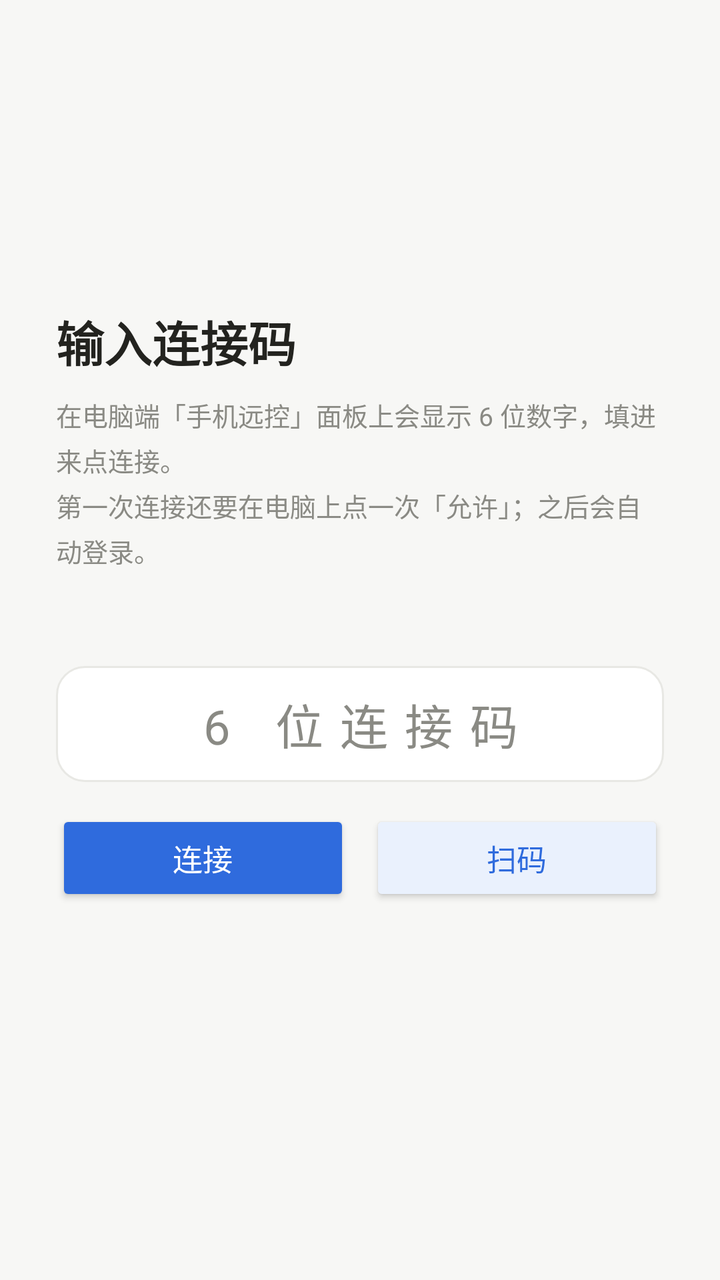
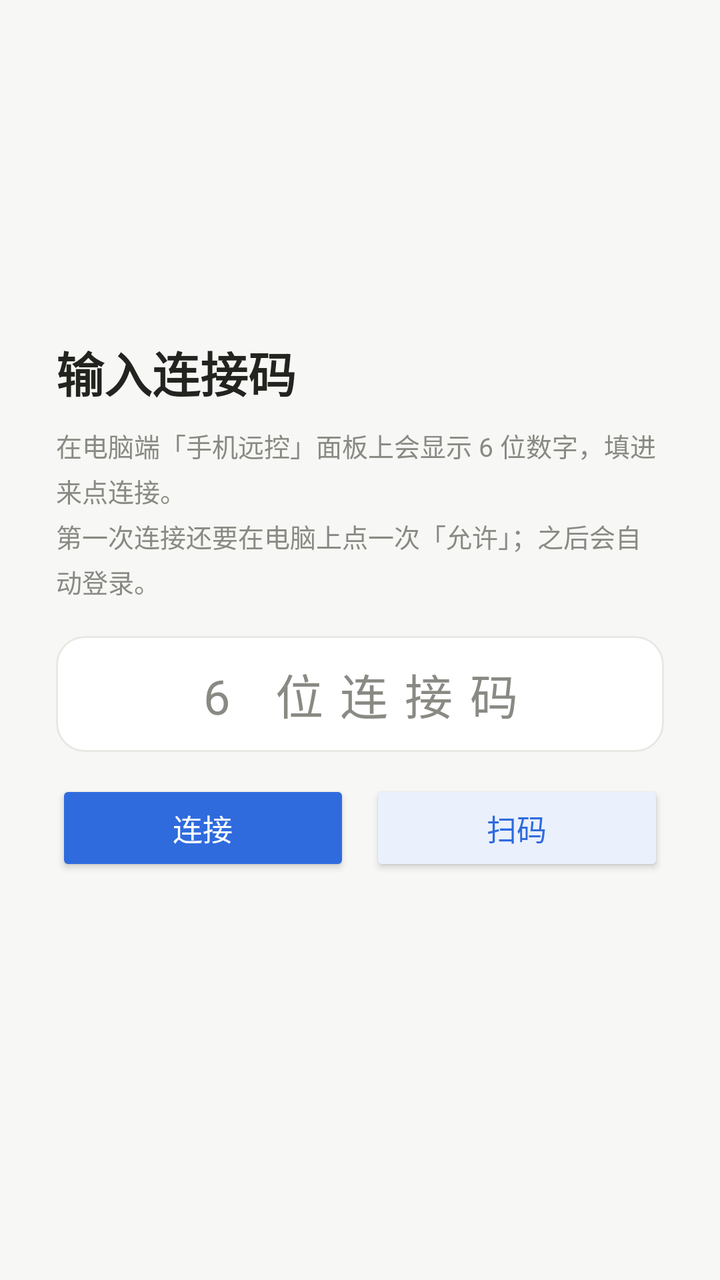

The first picture is an Android layout as it rendered before a commit; the second is the same layout after the commit. The layout source and the unified diff follow.
<!-- AndroidManifest.xml: application theme Theme.Remote -->
<!-- res/layout/activity_main.xml -->
<?xml version="1.0" encoding="utf-8"?>
<FrameLayout xmlns:android="http://schemas.android.com/apk/res/android"
    android:layout_width="match_parent"
    android:layout_height="match_parent"
    android:background="@color/bg">

    <WebView
        android:id="@+id/web"
        android:layout_width="match_parent"
        android:layout_height="match_parent"
        android:visibility="gone" />

    <ScrollView
        android:id="@+id/setup"
        android:layout_width="match_parent"
        android:layout_height="match_parent"
        android:fillViewport="true">

        <LinearLayout
            android:layout_width="match_parent"
            android:layout_height="wrap_content"
            android:gravity="center_vertical"
            android:orientation="vertical"
            android:padding="28dp">

            <TextView
                android:layout_width="wrap_content"
                android:layout_height="wrap_content"
                android:text="@string/setup_title"
                android:textColor="@color/ink"
                android:textSize="24sp"
                android:textStyle="bold" />

            <TextView
                android:layout_width="match_parent"
                android:layout_height="wrap_content"
                android:layout_marginTop="10dp"
                android:lineSpacingExtra="4dp"
                android:text="@string/setup_desc"
                android:textColor="@color/muted"
                android:textSize="13sp" />

            <TextView
                android:id="@+id/server_info"
                android:layout_width="match_parent"
                android:layout_height="wrap_content"
                android:layout_marginTop="14dp"
                android:textColor="@color/muted"
                android:textSize="12sp" />

            <EditText
                android:id="@+id/code"
                android:layout_width="match_parent"
                android:layout_height="58dp"
                android:layout_marginTop="18dp"
                android:autofillHints="oneTimeCode"
                android:background="@drawable/field"
                android:gravity="center"
                android:hint="@string/code_hint"
                android:importantForAutofill="yes"
                android:inputType="number"
                android:letterSpacing="0.35"
                android:maxLength="6"
                android:maxLines="1"
                android:paddingStart="14dp"
                android:paddingEnd="14dp"
                android:textColor="@color/ink"
                android:textColorHint="@color/muted"
                android:textSize="24sp" />

            <LinearLayout
                android:layout_width="match_parent"
                android:layout_height="wrap_content"
                android:layout_marginTop="14dp"
                android:orientation="horizontal">

                <Button
                    android:id="@+id/connect"
                    android:layout_width="0dp"
                    android:layout_height="48dp"
                    android:layout_weight="1"
                    android:backgroundTint="@color/accent"
                    android:text="@string/connect"
                    android:textAllCaps="false"
                    android:textColor="#FFFFFF"
                    android:textSize="15sp" />

                <Button
                    android:id="@+id/scan"
                    android:layout_width="0dp"
                    android:layout_height="48dp"
                    android:layout_marginStart="10dp"
                    android:layout_weight="1"
                    android:backgroundTint="@color/accent_soft"
                    android:text="@string/scan"
                    android:textAllCaps="false"
                    android:textColor="@color/accent"
                    android:textSize="15sp" />
            </LinearLayout>

            <TextView
                android:id="@+id/hint"
                android:layout_width="match_parent"
                android:layout_height="wrap_content"
                android:layout_marginTop="16dp"
                android:lineSpacingExtra="3dp"
                android:textColor="@color/danger"
                android:textSize="13sp" />
        </LinearLayout>
    </ScrollView>
</FrameLayout>
<!-- resources referenced by this layout -->
<resources>
  <color name="accent">#2F6BDD</color>
  <color name="accent_soft">#EAF1FD</color>
  <color name="bg">#F7F7F5</color>
  <color name="danger">#C0392B</color>
  <color name="ink">#23231F</color>
  <color name="muted">#8A8A84</color>
  <!-- drawable field (drawable) -->
  <?xml version="1.0" encoding="utf-8"?>
  <shape xmlns:android="http://schemas.android.com/apk/res/android"
      android:shape="rectangle">
      <solid android:color="#FFFFFF" />
      <corners android:radius="14dp" />
      <stroke
          android:width="1dp"
          android:color="@color/line" />
  </shape>
  <string name="code_hint">6 位连接码</string>
  <string name="connect">连接</string>
  <string name="scan">扫码</string>
  <string name="setup_desc">在电脑端「手机远控」面板上会显示 6 位数字，填进来点连接。\n第一次连接还要在电脑上点一次「允许」；之后会自动登录。</string>
  <string name="setup_title">输入连接码</string>
  <style name="Theme.Remote" parent="Theme.AppCompat.Light.NoActionBar">
          <item name="android:windowBackground">@color/bg</item>
          <item name="android:statusBarColor">@color/bg</item>
          <item name="android:navigationBarColor">@color/bg</item>
          <item name="android:windowLightStatusBar">true</item>
      </style>
  <color name="line">#E8E8E4</color>
</resources>

<!-- the commit's change to res/layout/activity_main.xml (unified diff, before → after) -->
@@ -39,14 +39,6 @@
                 android:text="@string/setup_desc"
                 android:textColor="@color/muted"
                 android:textSize="13sp" />
-
-            <TextView
-                android:id="@+id/server_info"
-                android:layout_width="match_parent"
-                android:layout_height="wrap_content"
-                android:layout_marginTop="14dp"
-                android:textColor="@color/muted"
-                android:textSize="12sp" />
 
             <EditText
                 android:id="@+id/code"
